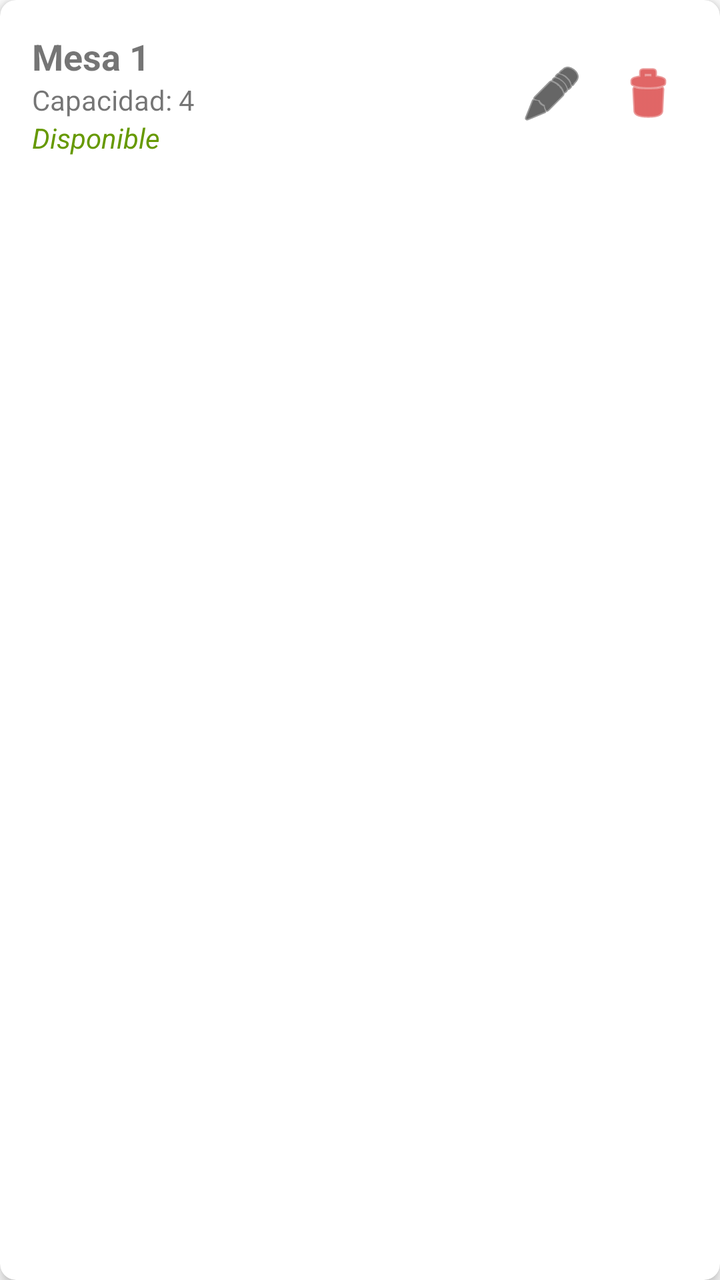
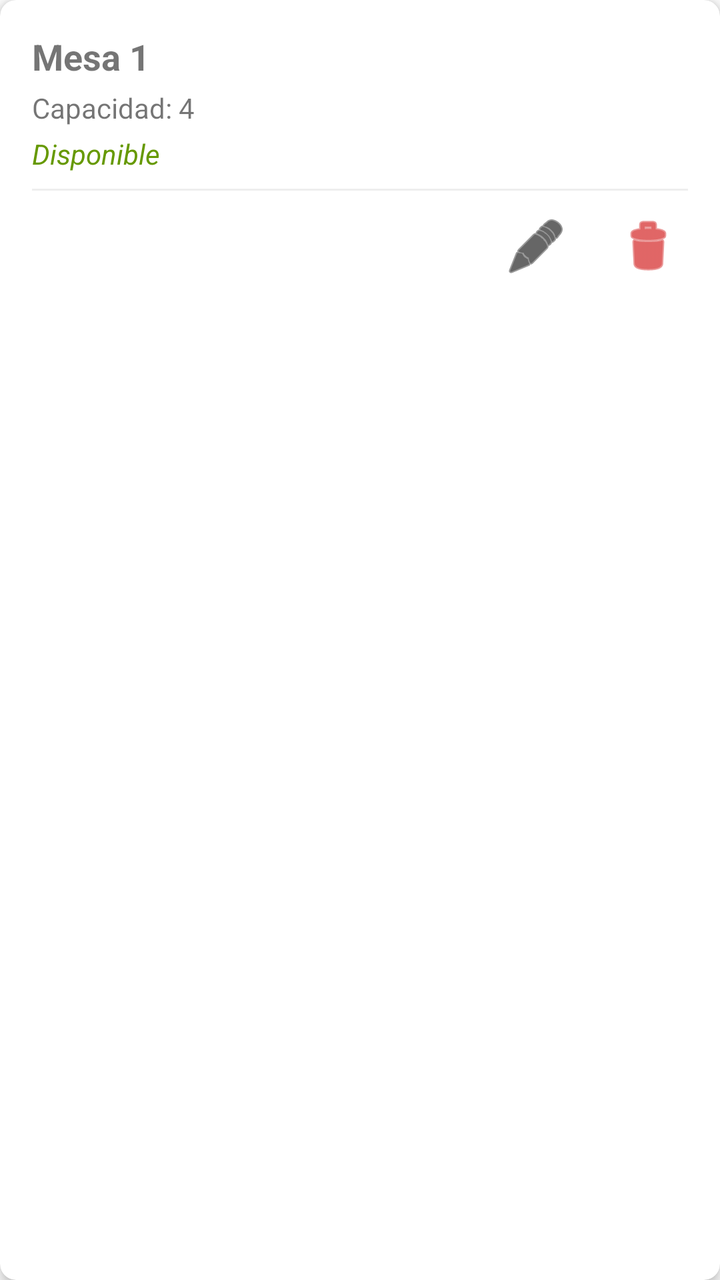

Compare the two renders of this Android layout. The source of the first and the diff that turns it into the second are given below.
<!-- AndroidManifest.xml: application theme Theme.Sistema_Restaurante -->
<!-- res/layout/item_mesa.xml -->
<?xml version="1.0" encoding="utf-8"?>
<androidx.cardview.widget.CardView xmlns:android="http://schemas.android.com/apk/res/android"
    xmlns:app="http://schemas.android.com/apk/res-auto"
    android:id="@+id/cardMesa"
    android:layout_width="match_parent"
    android:layout_height="wrap_content"
    android:layout_margin="8dp"
    app:cardCornerRadius="8dp"
    app:cardElevation="4dp">

    <RelativeLayout
        android:layout_width="match_parent"
        android:layout_height="wrap_content"
        android:padding="16dp">

        <LinearLayout
            android:id="@+id/llInfo"
            android:layout_width="wrap_content"
            android:layout_height="wrap_content"
            android:layout_alignParentStart="true"
            android:layout_toStartOf="@+id/llActions"
            android:orientation="vertical">

            <TextView
                android:id="@+id/tvMesaNumero"
                android:layout_width="wrap_content"
                android:layout_height="wrap_content"
                android:text="Mesa 1"
                android:textSize="18sp"
                android:textStyle="bold" />

            <TextView
                android:id="@+id/tvMesaCapacidad"
                android:layout_width="wrap_content"
                android:layout_height="wrap_content"
                android:text="Capacidad: 4"
                android:textSize="14sp" />

            <TextView
                android:id="@+id/tvMesaEstado"
                android:layout_width="wrap_content"
                android:layout_height="wrap_content"
                android:text="Disponible"
                android:textColor="@android:color/holo_green_dark"
                android:textStyle="italic" />
        </LinearLayout>

        <LinearLayout
            android:id="@+id/llActions"
            android:layout_width="wrap_content"
            android:layout_height="wrap_content"
            android:layout_alignParentEnd="true"
            android:layout_centerVertical="true"
            android:orientation="horizontal">

            <ImageButton
                android:id="@+id/btnEditMesa"
                android:layout_width="40dp"
                android:layout_height="40dp"
                android:background="?attr/selectableItemBackgroundBorderless"
                android:src="@android:drawable/ic_menu_edit"
                app:tint="@color/black" />

            <ImageButton
                android:id="@+id/btnDeleteMesa"
                android:layout_width="40dp"
                android:layout_height="40dp"
                android:layout_marginStart="8dp"
                android:background="?attr/selectableItemBackgroundBorderless"
                android:src="@android:drawable/ic_menu_delete"
                app:tint="@android:color/holo_red_dark" />
        </LinearLayout>

    </RelativeLayout>
</androidx.cardview.widget.CardView>
<!-- resources referenced by this layout -->
<resources>
  <color name="black">#FF000000</color>
  <style name="Theme.Sistema_Restaurante" parent="Theme.MaterialComponents.Light.NoActionBar">
          
          <item name="colorPrimary">#A04000</item>
          <item name="colorPrimaryVariant">#7E3200</item>
          <item name="colorOnPrimary">@color/white</item>
          
          <item name="colorSecondary">#FDF8F5</item>
          <item name="colorSecondaryVariant">#F5EBE0</item>
          <item name="colorOnSecondary">@color/black</item>
          
          <item name="android:statusBarColor">#FDF8F5</item>
          <item name="android:windowLightStatusBar">true</item>
          
      </style>
  <color name="white">#FFFFFFFF</color>
</resources>

<!-- the commit's change to res/layout/item_mesa.xml (unified diff, before → after) -->
@@ -8,68 +8,77 @@
     app:cardCornerRadius="8dp"
     app:cardElevation="4dp">
 
-    <RelativeLayout
+    <LinearLayout
         android:layout_width="match_parent"
         android:layout_height="wrap_content"
+        android:orientation="vertical"
         android:padding="16dp">
 
+        <TextView
+            android:id="@+id/tvMesaNumero"
+            android:layout_width="match_parent"
+            android:layout_height="wrap_content"
+            android:text="Mesa 1"
+            android:textSize="18sp"
+            android:textStyle="bold" />
+
+        <TextView
+            android:id="@+id/tvMesaCapacidad"
+            android:layout_width="match_parent"
+            android:layout_height="wrap_content"
+            android:layout_marginTop="4dp"
+            android:text="Capacidad: 4"
+            android:textSize="14sp" />
+
+        <TextView
+            android:id="@+id/tvMesaEstado"
+            android:layout_width="match_parent"
+            android:layout_height="wrap_content"
+            android:layout_marginTop="4dp"
+            android:text="Disponible"
+            android:textColor="@android:color/holo_green_dark"
+            android:textStyle="italic" />
+
+        
         <LinearLayout
-            android:id="@+id/llInfo"
-            android:layout_width="wrap_content"
+            android:id="@+id/layoutAccionesMesa"
+            android:layout_width="match_parent"
             android:layout_height="wrap_content"
-            android:layout_alignParentStart="true"
-            android:layout_toStartOf="@+id/llActions"
-            android:orientation="vertical">
+            android:orientation="vertical"
+            android:visibility="visible">
 
-            <TextView
-                android:id="@+id/tvMesaNumero"
-                android:layout_width="wrap_content"
+            <View
+                android:layout_width="match_parent"
+                android:layout_height="1dp"
+                android:layout_marginTop="8dp"
+                android:background="#EEEEEE" />
+
+            <LinearLayout
+                android:id="@+id/llActions"
+                android:layout_width="match_parent"
                 android:layout_height="wrap_content"
-                android:text="Mesa 1"
-                android:textSize="18sp"
-                android:textStyle="bold" />
+                android:layout_marginTop="8dp"
+                android:gravity="end"
+                android:orientation="horizontal">
 
-            <TextView
-                android:id="@+id/tvMesaCapacidad"
-                android:layout_width="wrap_content"
-                android:layout_height="wrap_content"
-                android:text="Capacidad: 4"
-                android:textSize="14sp" />
+                <ImageButton
+                    android:id="@+id/btnEditMesa"
+                    android:layout_width="40dp"
+                    android:layout_height="40dp"
+                    android:background="?attr/selectableItemBackgroundBorderless"
+                    android:src="@android:drawable/ic_menu_edit"
+                    app:tint="@color/black" />
 
-            <TextView
-                android:id="@+id/tvMesaEstado"
-                android:layout_width="wrap_content"
-                android:layout_height="wrap_content"
-                android:text="Disponible"
-                android:textColor="@android:color/holo_green_dark"
-                android:textStyle="italic" />
+                <ImageButton
+                    android:id="@+id/btnDeleteMesa"
+                    android:layout_width="40dp"
+                    android:layout_height="40dp"
+                    android:layout_marginStart="16dp"
+                    android:background="?attr/selectableItemBackgroundBorderless"
+                    android:src="@android:drawable/ic_menu_delete"
+                    app:tint="@android:color/holo_red_dark" />
+            </LinearLayout>
         </LinearLayout>
 
-        <LinearLayout
-            android:id="@+id/llActions"
-            android:layout_width="wrap_content"
-            android:layout_height="wrap_content"
-            android:layout_alignParentEnd="true"
-            android:layout_centerVertical="true"
-            android:orientation="horizontal">
-
-            <ImageButton
-                android:id="@+id/btnEditMesa"
-                android:layout_width="40dp"
-                android:layout_height="40dp"
-                android:background="?attr/selectableItemBackgroundBorderless"
-                android:src="@android:drawable/ic_menu_edit"
-                app:tint="@color/black" />
-
-            <ImageButton
-                android:id="@+id/btnDeleteMesa"
-                android:layout_width="40dp"
-                android:layout_height="40dp"
-                android:layout_marginStart="8dp"
-                android:background="?attr/selectableItemBackgroundBorderless"
-                android:src="@android:drawable/ic_menu_delete"
-                app:tint="@android:color/holo_red_dark" />
-        </LinearLayout>
-
-    </RelativeLayout>
+    </LinearLayout>
 </androidx.cardview.widget.CardView>
